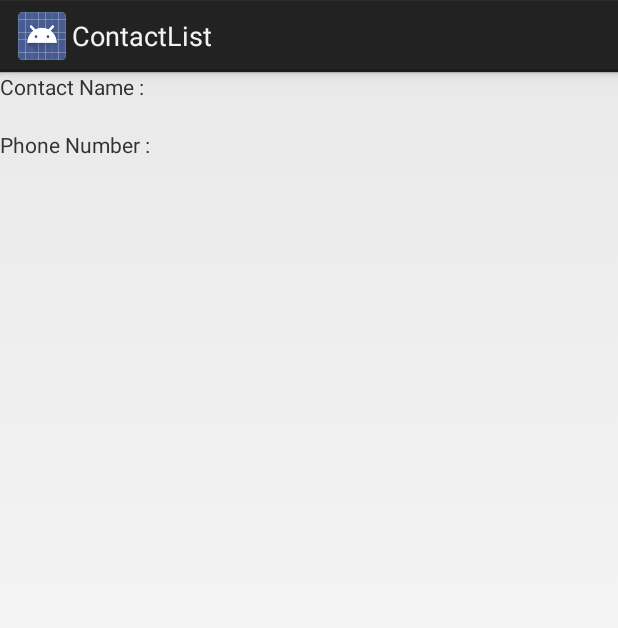
After one commit to daori/contactList, an Android app: the layout contact_list_item.xml on its own in the app's theme, with its tools: preview values and no code run, on a phone screen of 412 x 824 dp. The commit adds this screen. Shown: the top 628 px of the screen. Run offline under Robolectric (Android 15) with nearby library versions, the phone set to English and light mode, and no system bars.

Commit message:
Mendapatkan Contact list menggunakan activity

```diff
--- a/app/build.gradle
+++ b/app/build.gradle
@@ -1,13 +1,13 @@
 apply plugin: 'com.android.application'
 
 android {
-    compileSdkVersion 21
+    compileSdkVersion 19
     buildToolsVersion "20.0.0"
 
     defaultConfig {
         applicationId "com.quantumfin.daori.contactlist"
         minSdkVersion 14
-        targetSdkVersion 21
+        targetSdkVersion 19
         versionCode 1
         versionName "1.0"
     }
--- a/app/src/main/AndroidManifest.xml
+++ b/app/src/main/AndroidManifest.xml
@@ -1,12 +1,18 @@
 <?xml version="1.0" encoding="utf-8"?>
 <manifest xmlns:android="http://schemas.android.com/apk/res/android"
     package="com.quantumfin.daori.contactlist" >
+
+    <uses-sdk android:minSdkVersion="8" />
+
+    <uses-permission android:name="android.permission.READ_CONTACTS" />
+    <uses-permission android:name="android.permission.CALL_PHONE" />
 
     <application
         android:allowBackup="true"
         android:icon="@drawable/ic_launcher"
         android:label="@string/app_name"
         android:theme="@style/AppTheme" >
+
         <activity
             android:name=".MainActivity"
             android:label="@string/app_name" >
--- /dev/null
+++ b/app/src/main/res/layout/contact_list_item.xml
@@ -0,0 +1,27 @@
+<?xml version="1.0" encoding="utf-8"?>
+
+<LinearLayout xmlns:android="http://schemas.android.com/apk/res/android"
+    android:orientation="vertical" android:layout_width="match_parent"
+    android:layout_height="match_parent">
+    <TextView
+        android:text="Contact Name : "
+        android:layout_width="wrap_content"
+        android:layout_height="wrap_content" />
+    <TextView
+        android:id="@+id/contact_name"
+        android:layout_width="wrap_content"
+        android:layout_height="wrap_content"
+        android:clickable="true"
+        android:textStyle="bold"/>
+    <TextView
+        android:text="Phone Number : "
+        android:layout_width="wrap_content"
+        android:layout_height="wrap_content" />
+    <TextView
+        android:id="@+id/contact_phone_number"
+        android:layout_width="wrap_content"
+        android:layout_height="wrap_content"
+        android:textStyle="bold"
+        android:clickable="true"/>
+
+</LinearLayout>
--- a/app/src/main/res/values-v21/styles.xml
+++ /dev/null
@@ -1,5 +0,0 @@
-<?xml version="1.0" encoding="utf-8"?>
-<resources>
-    <style name="AppTheme" parent="android:Theme.Material.Light">
-    </style>
-</resources>
```
Also changed, not shown: app/src/main/java/com/quantumfin/daori/contactlist/Contact.java (added, +27 -0 lines), app/src/main/java/com/quantumfin/daori/contactlist/ContactAdapter.java (added, +72 -0 lines), app/src/main/java/com/quantumfin/daori/contactlist/MainActivity.java (+55 -1 lines), app/src/main/res/layout/activity_main.xml (+4 -4 lines), 1 other file.
